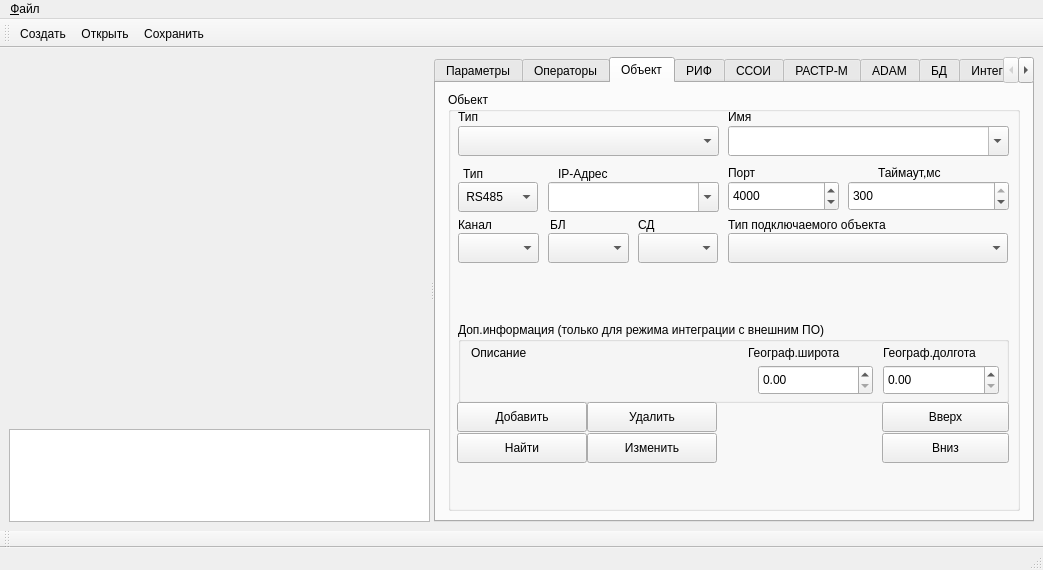
This is m_cfg/MainWindowCFG.ui in xXRadioHeadXx/start7 as Qt 5 draws it before an edit. The edited form follows.
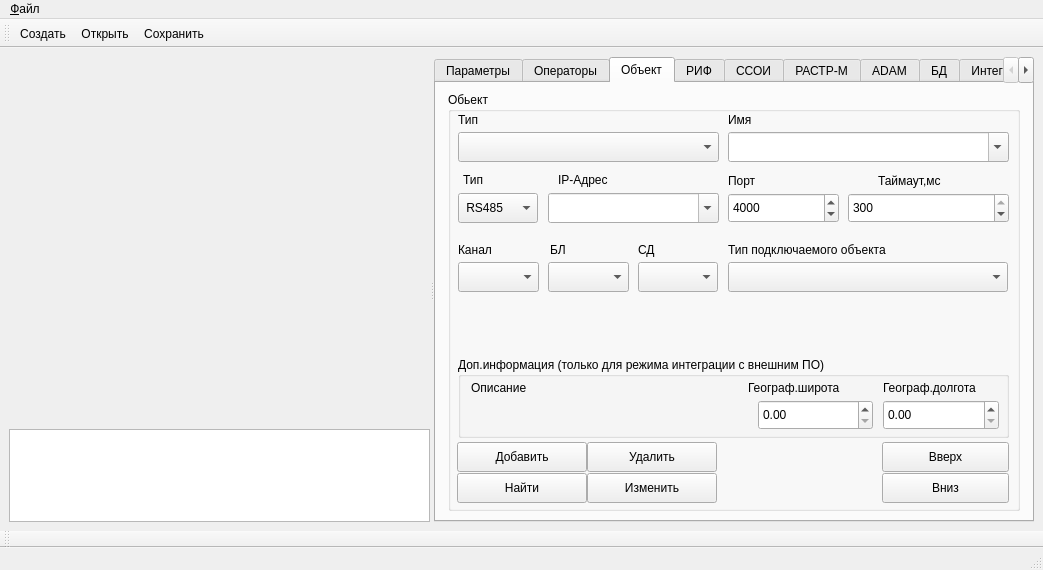
This is the edited form. The open tabs and pages were chosen to show the change. Icons and pictures are not drawn. Custom widgets are drawn as their Qt base class.

```diff
--- a/m_cfg/MainWindowCFG.ui
+++ b/m_cfg/MainWindowCFG.ui
@@ -588,7 +588,7 @@
             <property name="geometry">
              <rect>
               <x>10</x>
-              <y>17</y>
+              <y>20</y>
               <width>47</width>
               <height>16</height>
              </rect>
@@ -601,7 +601,7 @@
             <property name="geometry">
              <rect>
               <x>10</x>
-              <y>34</y>
+              <y>40</y>
               <width>261</width>
               <height>30</height>
              </rect>
@@ -614,7 +614,7 @@
             <property name="geometry">
              <rect>
               <x>280</x>
-              <y>17</y>
+              <y>20</y>
               <width>47</width>
               <height>16</height>
              </rect>
@@ -627,9 +627,9 @@
             <property name="geometry">
              <rect>
               <x>0</x>
-              <y>120</y>
+              <y>150</y>
               <width>561</width>
-              <height>101</height>
+              <height>111</height>
              </rect>
             </property>
             <property name="currentIndex">
@@ -941,7 +941,7 @@
               <property name="geometry">
                <rect>
                 <x>280</x>
-                <y>21</y>
+                <y>20</y>
                 <width>280</width>
                 <height>30</height>
                </rect>
@@ -951,7 +951,7 @@
               <property name="geometry">
                <rect>
                 <x>280</x>
-                <y>5</y>
+                <y>0</y>
                 <width>221</width>
                 <height>16</height>
                </rect>
@@ -964,7 +964,7 @@
               <property name="geometry">
                <rect>
                 <x>100</x>
-                <y>21</y>
+                <y>20</y>
                 <width>81</width>
                 <height>30</height>
                </rect>
@@ -974,7 +974,7 @@
               <property name="geometry">
                <rect>
                 <x>190</x>
-                <y>21</y>
+                <y>20</y>
                 <width>80</width>
                 <height>30</height>
                </rect>
@@ -984,7 +984,7 @@
               <property name="geometry">
                <rect>
                 <x>102</x>
-                <y>5</y>
+                <y>0</y>
                 <width>81</width>
                 <height>16</height>
                </rect>
@@ -997,7 +997,7 @@
               <property name="geometry">
                <rect>
                 <x>10</x>
-                <y>5</y>
+                <y>0</y>
                 <width>71</width>
                 <height>16</height>
                </rect>
@@ -1010,7 +1010,7 @@
               <property name="geometry">
                <rect>
                 <x>190</x>
-                <y>5</y>
+                <y>0</y>
                 <width>71</width>
                 <height>16</height>
                </rect>
@@ -1023,7 +1023,7 @@
               <property name="geometry">
                <rect>
                 <x>10</x>
-                <y>21</y>
+                <y>20</y>
                 <width>81</width>
                 <height>30</height>
                </rect>
@@ -1829,9 +1829,9 @@
             <property name="geometry">
              <rect>
               <x>10</x>
-              <y>65</y>
+              <y>76</y>
               <width>551</width>
-              <height>60</height>
+              <height>71</height>
              </rect>
             </property>
             <property name="sizePolicy">
@@ -1869,7 +1869,7 @@
                <property name="geometry">
                 <rect>
                  <x>0</x>
-                 <y>3</y>
+                 <y>0</y>
                  <width>47</width>
                  <height>16</height>
                 </rect>
@@ -1882,7 +1882,7 @@
                <property name="geometry">
                 <rect>
                  <x>150</x>
-                 <y>3</y>
+                 <y>0</y>
                  <width>81</width>
                  <height>16</height>
                 </rect>
@@ -1895,7 +1895,7 @@
                <property name="geometry">
                 <rect>
                  <x>0</x>
-                 <y>19</y>
+                 <y>20</y>
                  <width>111</width>
                  <height>30</height>
                 </rect>
@@ -1917,7 +1917,7 @@
                <property name="geometry">
                 <rect>
                  <x>120</x>
-                 <y>19</y>
+                 <y>20</y>
                  <width>161</width>
                  <height>30</height>
                 </rect>
@@ -1998,7 +1998,7 @@
              <property name="geometry">
               <rect>
                <x>5</x>
-               <y>9</y>
+               <y>4</y>
                <width>31</width>
                <height>16</height>
               </rect>
@@ -2011,7 +2011,7 @@
              <property name="geometry">
               <rect>
                <x>100</x>
-               <y>9</y>
+               <y>4</y>
                <width>91</width>
                <height>16</height>
               </rect>
@@ -2043,7 +2043,7 @@
             <property name="geometry">
              <rect>
               <x>10</x>
-              <y>230</y>
+              <y>265</y>
               <width>561</width>
               <height>81</height>
              </rect>
@@ -2463,7 +2463,7 @@
             <property name="geometry">
              <rect>
               <x>0</x>
-              <y>310</y>
+              <y>350</y>
               <width>571</width>
               <height>71</height>
              </rect>
@@ -2647,7 +2647,7 @@
             <property name="geometry">
              <rect>
               <x>280</x>
-              <y>34</y>
+              <y>40</y>
               <width>281</width>
               <height>30</height>
              </rect>
```
Left out of the diff: 134 changed lines with no effect on the pictures.
